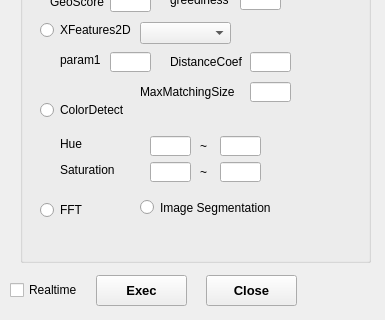
Above: qroisimulator/app/dialogapplication.ui from JonglockYoon/QT-qroilib before the change; both pictures show x 0 to 385 and y 178 to 498 of the 385 by 498 pixel window. Below: the same form after it.
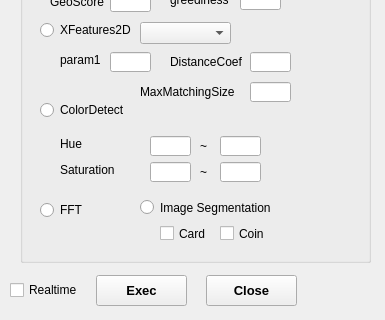
That is the form after the change.

What changed in the file:
```diff
--- a/qroisimulator/app/dialogapplication.ui
+++ b/qroisimulator/app/dialogapplication.ui
@@ -387,6 +387,32 @@
      <string>Image Segmentation</string>
     </property>
    </widget>
+   <widget class="QCheckBox" name="SegCB1">
+    <property name="geometry">
+     <rect>
+      <x>140</x>
+      <y>320</y>
+      <width>61</width>
+      <height>23</height>
+     </rect>
+    </property>
+    <property name="text">
+     <string>Card</string>
+    </property>
+   </widget>
+   <widget class="QCheckBox" name="SegCB2">
+    <property name="geometry">
+     <rect>
+      <x>200</x>
+      <y>320</y>
+      <width>61</width>
+      <height>23</height>
+     </rect>
+    </property>
+    <property name="text">
+     <string>Coin</string>
+    </property>
+   </widget>
   </widget>
   <widget class="QLabel" name="label_7">
    <property name="geometry">
```
Left out of the diff: 6 changed lines with no effect on the pictures.
